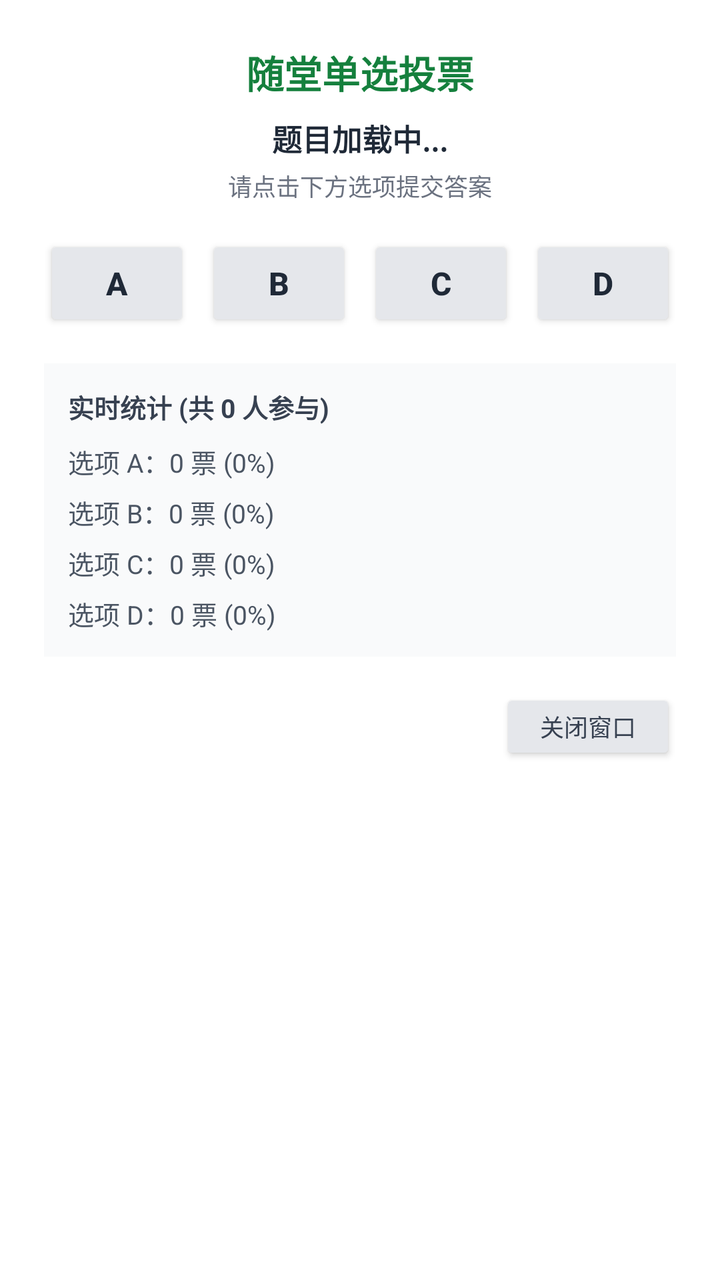
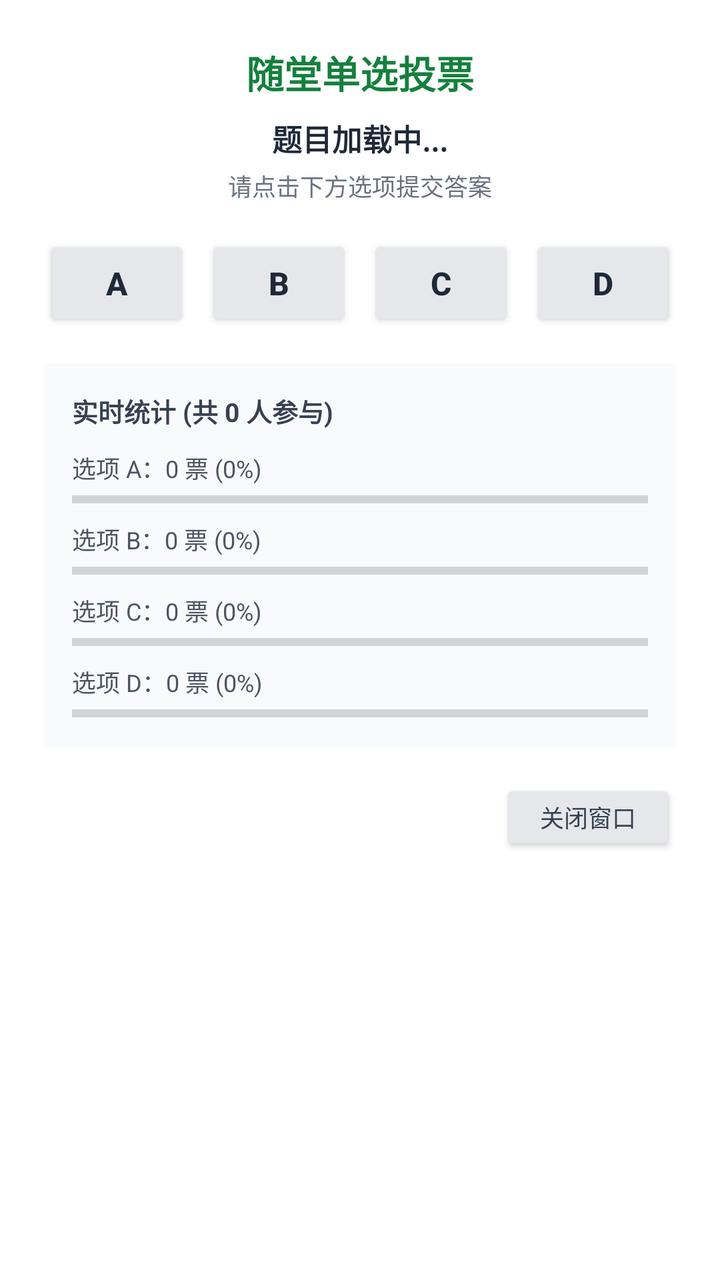

Compare the two renders of this Android layout. The source of the first and the diff that turns it into the second are given below.
<!-- AndroidManifest.xml: application theme Theme.CampusChat -->
<!-- res/layout/dialog_vote.xml -->
<?xml version="1.0" encoding="utf-8"?>
<LinearLayout
    xmlns:android="http://schemas.android.com/apk/res/android"
    android:layout_width="match_parent"
    android:layout_height="wrap_content"
    android:orientation="vertical"
    android:background="#FFFFFF"
    android:padding="22dp">

    
    <TextView
        android:layout_width="wrap_content"
        android:layout_height="wrap_content"
        android:layout_gravity="center_horizontal"
        android:text="随堂单选投票"
        android:textColor="#15803D"
        android:textSize="19sp"
        android:textStyle="bold" />

    <TextView
        android:id="@+id/tvVoteTitle"
        android:layout_width="match_parent"
        android:layout_height="wrap_content"
        android:layout_marginTop="8dp"
        android:gravity="center"
        android:text="题目加载中..."
        android:textColor="#1F2937"
        android:textSize="15sp"
        android:textStyle="bold" />

    <TextView
        android:id="@+id/tvVoteStatusHint"
        android:layout_width="match_parent"
        android:layout_height="wrap_content"
        android:layout_marginTop="4dp"
        android:gravity="center"
        android:text="请点击下方选项提交答案"
        android:textColor="#6B7280"
        android:textSize="12sp" />

    
    <LinearLayout
        android:id="@+id/layoutVoteButtons"
        android:layout_width="match_parent"
        android:layout_height="wrap_content"
        android:layout_marginTop="16dp"
        android:orientation="horizontal">

        <Button
            android:id="@+id/btnVoteA"
            android:layout_width="0dp"
            android:layout_height="48dp"
            android:layout_weight="1"
            android:layout_marginEnd="4dp"
            android:backgroundTint="#E5E7EB"
            android:text="A"
            android:textColor="#1F2937"
            android:textSize="16sp"
            android:textStyle="bold" />

        <Button
            android:id="@+id/btnVoteB"
            android:layout_width="0dp"
            android:layout_height="48dp"
            android:layout_weight="1"
            android:layout_marginStart="4dp"
            android:layout_marginEnd="4dp"
            android:backgroundTint="#E5E7EB"
            android:text="B"
            android:textColor="#1F2937"
            android:textSize="16sp"
            android:textStyle="bold" />

        <Button
            android:id="@+id/btnVoteC"
            android:layout_width="0dp"
            android:layout_height="48dp"
            android:layout_weight="1"
            android:layout_marginStart="4dp"
            android:layout_marginEnd="4dp"
            android:backgroundTint="#E5E7EB"
            android:text="C"
            android:textColor="#1F2937"
            android:textSize="16sp"
            android:textStyle="bold" />

        <Button
            android:id="@+id/btnVoteD"
            android:layout_width="0dp"
            android:layout_height="48dp"
            android:layout_weight="1"
            android:layout_marginStart="4dp"
            android:backgroundTint="#E5E7EB"
            android:text="D"
            android:textColor="#1F2937"
            android:textSize="16sp"
            android:textStyle="bold" />
    </LinearLayout>

    
    <LinearLayout
        android:layout_width="match_parent"
        android:layout_height="wrap_content"
        android:layout_marginTop="16dp"
        android:background="#F9FAFB"
        android:orientation="vertical"
        android:padding="12dp">

        <TextView
            android:id="@+id/tvVoteTotalCount"
            android:layout_width="wrap_content"
            android:layout_height="wrap_content"
            android:text="实时统计 (共 0 人参与)"
            android:textColor="#374151"
            android:textSize="13sp"
            android:textStyle="bold" />

        <TextView
            android:id="@+id/tvStatA"
            android:layout_width="match_parent"
            android:layout_height="wrap_content"
            android:layout_marginTop="8dp"
            android:text="选项 A：0 票 (0%)"
            android:textColor="#4B5563"
            android:textSize="13sp" />

        <TextView
            android:id="@+id/tvStatB"
            android:layout_width="match_parent"
            android:layout_height="wrap_content"
            android:layout_marginTop="6dp"
            android:text="选项 B：0 票 (0%)"
            android:textColor="#4B5563"
            android:textSize="13sp" />

        <TextView
            android:id="@+id/tvStatC"
            android:layout_width="match_parent"
            android:layout_height="wrap_content"
            android:layout_marginTop="6dp"
            android:text="选项 C：0 票 (0%)"
            android:textColor="#4B5563"
            android:textSize="13sp" />

        <TextView
            android:id="@+id/tvStatD"
            android:layout_width="match_parent"
            android:layout_height="wrap_content"
            android:layout_marginTop="6dp"
            android:text="选项 D：0 票 (0%)"
            android:textColor="#4B5563"
            android:textSize="13sp" />
    </LinearLayout>

    
    <LinearLayout
        android:layout_width="match_parent"
        android:layout_height="wrap_content"
        android:layout_marginTop="16dp"
        android:gravity="end"
        android:orientation="horizontal">

        <Button
            android:id="@+id/btnStopVoteTeacher"
            android:layout_width="wrap_content"
            android:layout_height="38dp"
            android:layout_marginEnd="8dp"
            android:backgroundTint="#EF4444"
            android:text="结束投票并公布"
            android:textColor="#FFFFFF"
            android:textSize="12sp"
            android:visibility="gone" />

        <Button
            android:id="@+id/btnCloseVoteDialog"
            android:layout_width="wrap_content"
            android:layout_height="38dp"
            android:backgroundTint="#E5E7EB"
            android:text="关闭窗口"
            android:textColor="#374151"
            android:textSize="12sp" />
    </LinearLayout>

</LinearLayout>
<!-- resources referenced by this layout -->
<resources>
  <style name="Theme.CampusChat" parent="Theme.AppCompat.Light.NoActionBar">
          
          <item name="colorPrimary">@color/brand_primary</item>
          <item name="colorPrimaryDark">@color/brand_primary_dark</item>
          <item name="colorAccent">@color/brand_accent</item>
  
          
          <item name="android:windowBackground">@color/app_background</item>
  
          
          <item name="android:statusBarColor">@color/brand_primary_dark</item>
      </style>
  <color name="brand_primary">#1E88E5</color>
  <color name="brand_primary_dark">#1565C0</color>
  <color name="brand_accent">#00ACC1</color>
  <color name="app_background">#F4F6F9</color>
</resources>

<!-- the commit's change to res/layout/dialog_vote.xml (unified diff, before → after) -->
@@ -99,12 +99,13 @@
 
     
     <LinearLayout
+        android:id="@+id/layoutVoteStats"
         android:layout_width="match_parent"
         android:layout_height="wrap_content"
         android:layout_marginTop="16dp"
         android:background="#F9FAFB"
         android:orientation="vertical"
-        android:padding="12dp">
+        android:padding="14dp">
 
         <TextView
             android:id="@+id/tvVoteTotalCount"
@@ -115,41 +116,85 @@
             android:textSize="13sp"
             android:textStyle="bold" />
 
+        
         <TextView
             android:id="@+id/tvStatA"
             android:layout_width="match_parent"
             android:layout_height="wrap_content"
+            android:layout_marginTop="10dp"
+            android:text="选项 A：0 票 (0%)"
+            android:textColor="#4B5563"
+            android:textSize="12sp" />
+
+        <ProgressBar
+            android:id="@+id/pbStatA"
+            style="?android:attr/progressBarStyleHorizontal"
+            android:layout_width="match_parent"
+            android:layout_height="6dp"
+            android:layout_marginTop="4dp"
+            android:max="100"
+            android:progress="0"
+            android:progressTint="#1E88E5" />
+
+        
+        <TextView
+            android:id="@+id/tvStatB"
+            android:layout_width="match_parent"
+            android:layout_height="wrap_content"
             android:layout_marginTop="8dp"
-            android:text="选项 A：0 票 (0%)"
-            android:textColor="#4B5563"
-            android:textSize="13sp" />
-
-        <TextView
-            android:id="@+id/tvStatB"
-            android:layout_width="match_parent"
-            android:layout_height="wrap_content"
-            android:layout_marginTop="6dp"
             android:text="选项 B：0 票 (0%)"
             android:textColor="#4B5563"
-            android:textSize="13sp" />
-
+            android:textSize="12sp" />
+
+        <ProgressBar
+            android:id="@+id/pbStatB"
+            style="?android:attr/progressBarStyleHorizontal"
+            android:layout_width="match_parent"
+            android:layout_height="6dp"
+            android:layout_marginTop="4dp"
+            android:max="100"
+            android:progress="0"
+            android:progressTint="#10B981" />
+
+        
         <TextView
             android:id="@+id/tvStatC"
             android:layout_width="match_parent"
             android:layout_height="wrap_content"
-            android:layout_marginTop="6dp"
+            android:layout_marginTop="8dp"
             android:text="选项 C：0 票 (0%)"
             android:textColor="#4B5563"
-            android:textSize="13sp" />
-
+            android:textSize="12sp" />
+
+        <ProgressBar
+            android:id="@+id/pbStatC"
+            style="?android:attr/progressBarStyleHorizontal"
+            android:layout_width="match_parent"
+            android:layout_height="6dp"
+            android:layout_marginTop="4dp"
+            android:max="100"
+            android:progress="0"
+            android:progressTint="#F59E0B" />
+
+        
         <TextView
             android:id="@+id/tvStatD"
             android:layout_width="match_parent"
             android:layout_height="wrap_content"
-            android:layout_marginTop="6dp"
+            android:layout_marginTop="8dp"
             android:text="选项 D：0 票 (0%)"
             android:textColor="#4B5563"
-            android:textSize="13sp" />
+            android:textSize="12sp" />
+
+        <ProgressBar
+            android:id="@+id/pbStatD"
+            style="?android:attr/progressBarStyleHorizontal"
+            android:layout_width="match_parent"
+            android:layout_height="6dp"
+            android:layout_marginTop="4dp"
+            android:max="100"
+            android:progress="0"
+            android:progressTint="#8B5CF6" />
     </LinearLayout>
 
     
